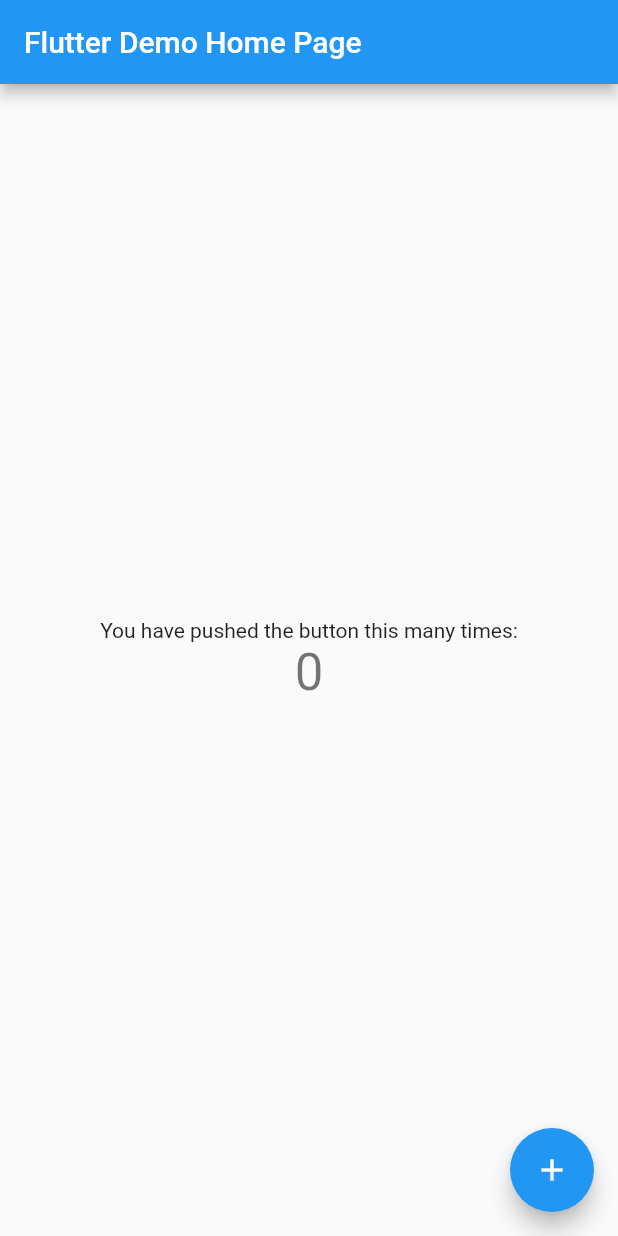
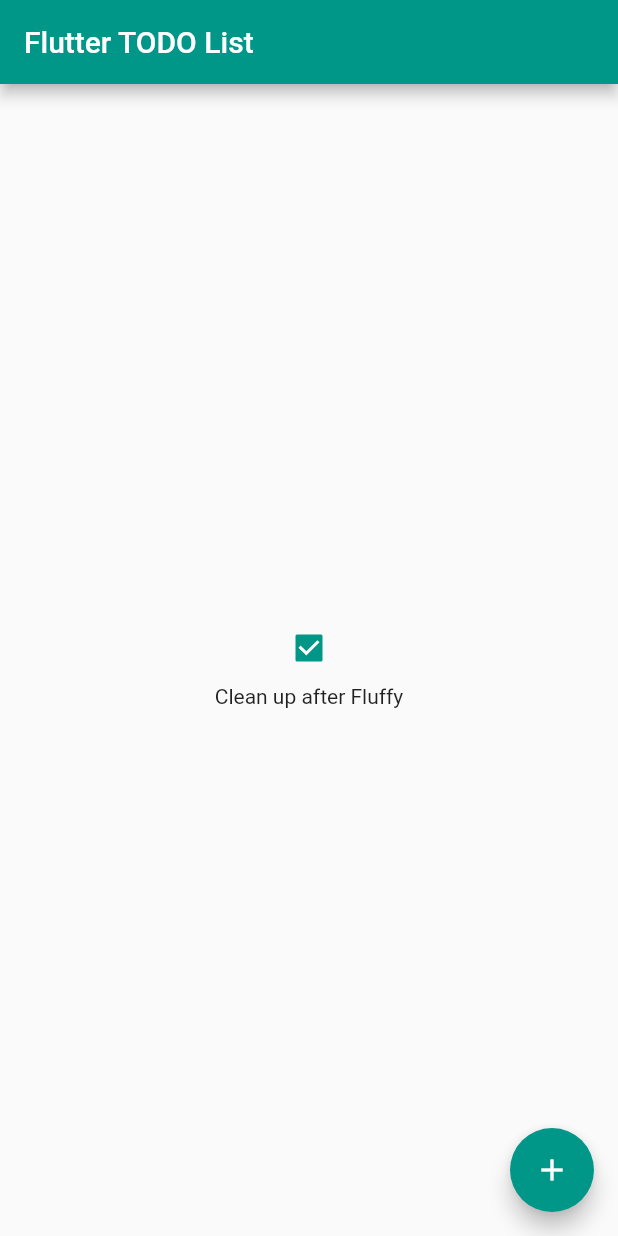
Before and after one commit to bmcilw1/flutter_todo, a Flutter app: the screen it shows after launch, on a phone screen of 412 x 824 dp. Run offline on Flutter 3.47's test engine with Material 2 defaults, Android fonts, the phone set to English and light mode, and no system bars.

Commit message:
Initial work on TODO

```diff
--- a/lib/main.dart
+++ b/lib/main.dart
@@ -7,7 +7,7 @@ class MyApp extends StatelessWidget {
   @override
   Widget build(BuildContext context) {
     return MaterialApp(
-      title: 'Flutter Demo',
+      title: 'Flutter TODO',
       theme: ThemeData(
         // This is the theme of your application.
         //
@@ -18,9 +18,9 @@ class MyApp extends StatelessWidget {
         // or simply save your changes to "hot reload" in a Flutter IDE).
         // Notice that the counter didn't reset back to zero; the application
         // is not restarted.
-        primarySwatch: Colors.blue,
+        primarySwatch: Colors.teal,
       ),
-      home: MyHomePage(title: 'Flutter Demo Home Page'),
+      home: MyHomePage(title: 'Flutter TODO List'),
     );
   }
 }
@@ -45,6 +45,13 @@ class MyHomePage extends StatefulWidget {
 
 class _MyHomePageState extends State<MyHomePage> {
   int _counter = 0;
+  bool _isChecked = true;
+
+  void _checkBox(bool newValue) {
+    setState(() {
+      _isChecked = newValue;
+    });
+  }
 
   void _incrementCounter() {
     setState(() {
@@ -91,13 +98,18 @@ class _MyHomePageState extends State<MyHomePage> {
           // horizontal).
           mainAxisAlignment: MainAxisAlignment.center,
           children: <Widget>[
-            Text(
-              'You have pushed the button this many times:',
+            Checkbox(value: _isChecked,
+              onChanged: _checkBox
             ),
             Text(
-              '$_counter',
-              style: Theme.of(context).textTheme.display1,
+              'Clean up after Fluffy',
             ),
+            Visibility(visible: false,
+              child: Text(
+                '$_counter',
+                style: Theme.of(context).textTheme.display1,
+              ),
+            )
           ],
         ),
       ),
```
